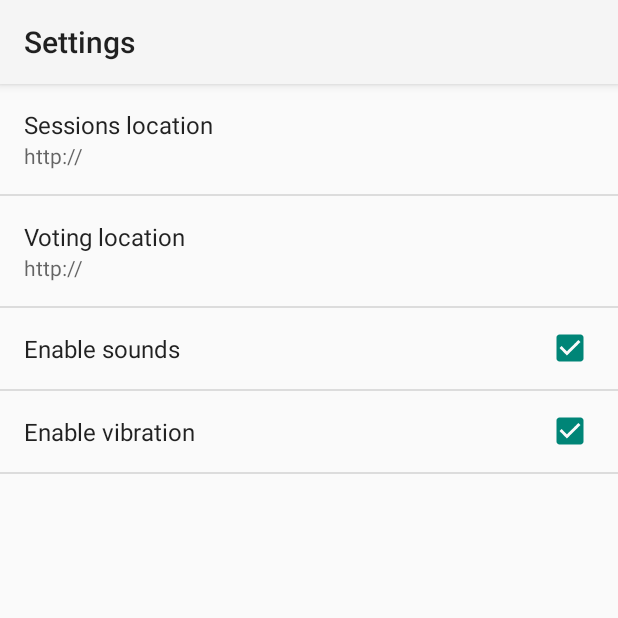
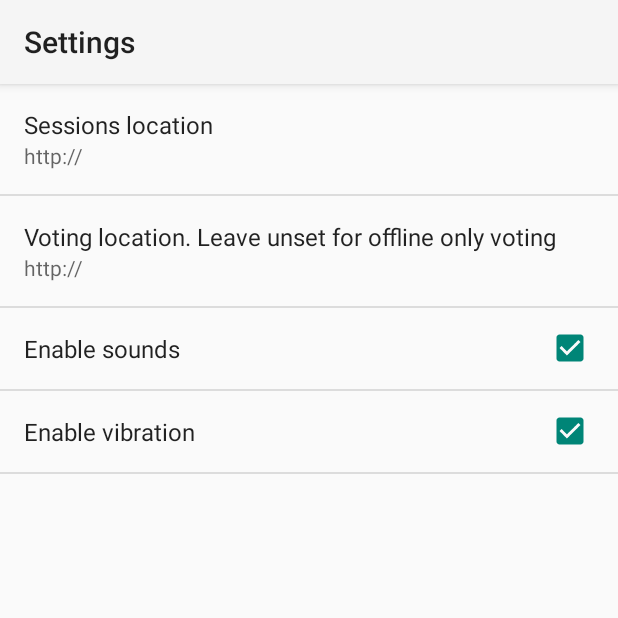
Before and after one commit to jonentropy/OyVer, an Android app: the Settings screen opened directly, with no data from a screen before it, on a phone screen of 412 x 824 dp, the top half of it. Run offline under Robolectric (Android 15) with nearby library versions, the light colour scheme and no system bars.

Commit message:
Mention that leaving voting location unset results in offline mode only.

```diff
--- a/app/src/main/res/values/strings.xml
+++ b/app/src/main/res/values/strings.xml
@@ -15,7 +15,7 @@
     <string name="server_string">Sessions location</string>
     <string name="sounds_string">Enable sounds</string>
     <string name="vibration_string">Enable vibration</string>
-    <string name="vote_server_string">Voting location</string>
+    <string name="vote_server_string">Voting location. Leave unset for offline only voting</string>
     <string name="error_downloading_talks">Could not load sessions. Check settings.</string>
     <string name="title_activity_vote_list">Pending Votes</string>
     <string name="title_activity_vote_summary">Pending Vote Summary</string>
```
